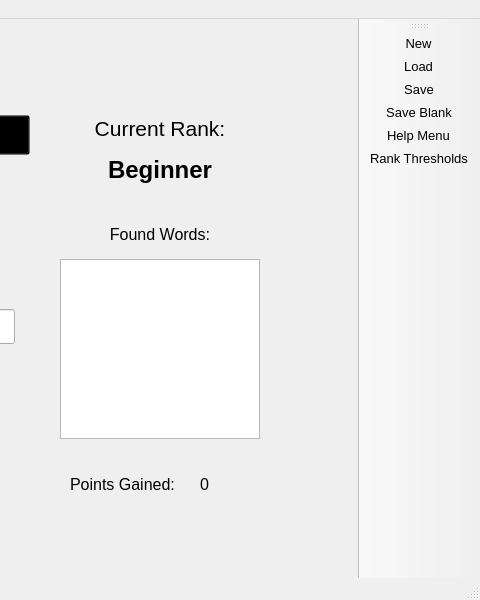
The window that BigPythonEnergy/ui/gameBox.ui (mucsci-students/2023fa-420-BigPythonEnergy) describes before a commit, drawn with Qt 5; both pictures show x 320 to 800 and y 0 to 600 of the 800 by 600 pixel window.
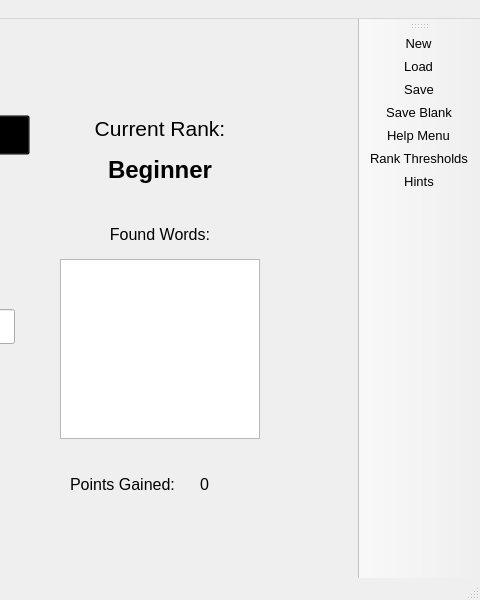
The same window after the commit. Icons and pictures are not drawn.

Commit message:
Fully Functioning GUI Bingo
Only bingo for now, the hint for first two letters will be implemented next.

Hints now has its own taskbar tab which properly displays the bingo.

```diff
--- a/BigPythonEnergy/ui/gameBox.ui
+++ b/BigPythonEnergy/ui/gameBox.ui
@@ -557,6 +557,7 @@
    <addaction name="actionSave_Blank"/>
    <addaction name="actionAbout"/>
    <addaction name="action_Rank_Thresholds"/>
+   <addaction name="actionHints"/>
   </widget>
   <action name="actionLoad">
    <property name="icon">
@@ -627,6 +628,15 @@
     <string>&amp;CC Attributions</string>
    </property>
   </action>
+  <action name="actionHints">
+   <property name="icon">
+    <iconset>
+     <normaloff>icons/HintsLightbulb.png</normaloff>icons/HintsLightbulb.png</iconset>
+   </property>
+   <property name="text">
+    <string>Hints</string>
+   </property>
+  </action>
  </widget>
  <resources/>
  <connections>
```
Left out of the diff: 1 changed line with no effect on the pictures. The commit also changes 7 other files.
